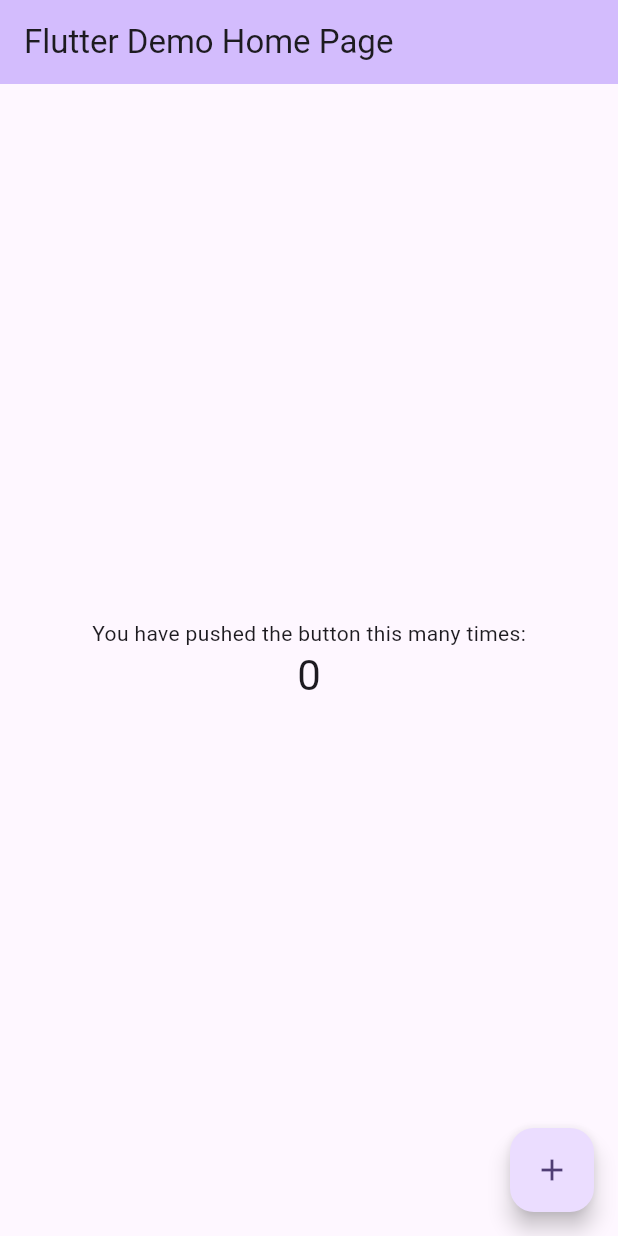
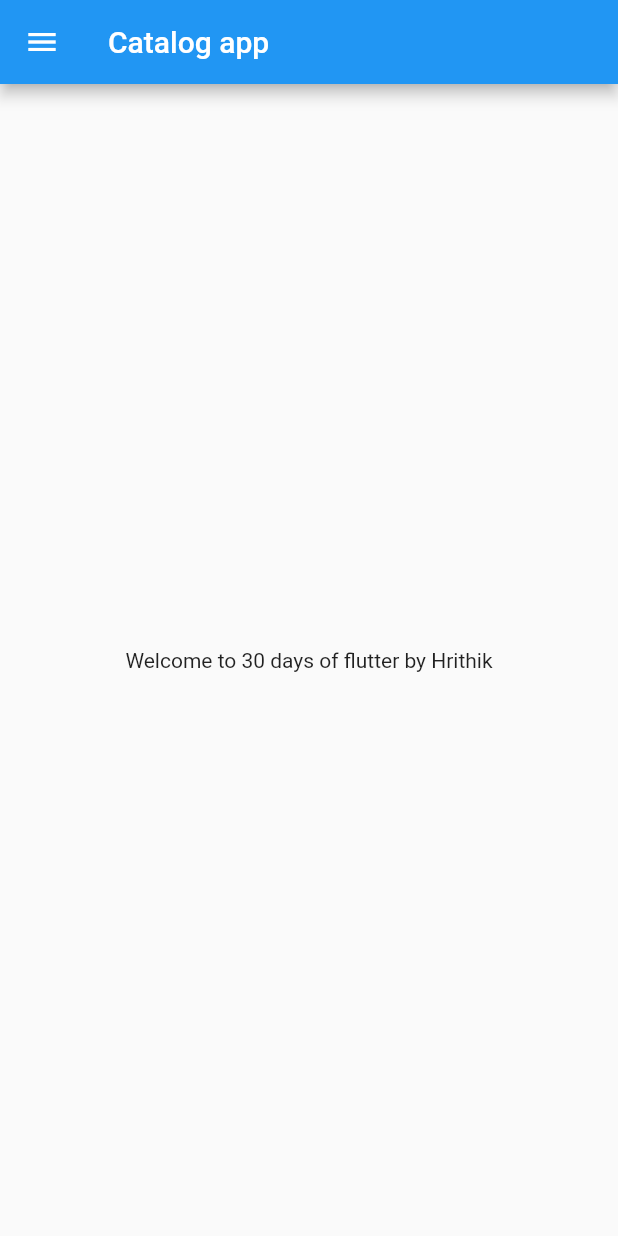
Before and after one commit to HrithikBanik/catalog_app, a Flutter app: the screen it shows after launch, on a phone screen of 412 x 824 dp. Run offline on Flutter 3.47's test engine with Material 2 defaults, Android fonts, the phone set to English and light mode, and no system bars.

Commit message:
Day 2 completed

```diff
--- /dev/null
+++ b/lib/home_page.dart
@@ -0,0 +1,20 @@
+import 'package:flutter/material.dart';
+
+class Home_page extends StatelessWidget {
+  @override
+  Widget build(BuildContext context) {
+    final int days = 30;
+    final String name = "Hrithik";
+    return Scaffold(
+      appBar:AppBar(
+        title: Text("Catalog app"),
+      ),
+      body: Center(
+        child: Container(
+          child: Text("Welcome to $days days of flutter by $name"),
+        ),
+      ),
+      drawer: Drawer(),
+    );
+  }
+}
--- a/lib/main.dart
+++ b/lib/main.dart
@@ -1,125 +1,17 @@
 import 'package:flutter/material.dart';
 
+import 'home_page.dart';
+
 void main() {
-  runApp(const MyApp());
+  runApp(MyApp());
 }
 
 class MyApp extends StatelessWidget {
-  const MyApp({super.key});
-
-  // This widget is the root of your application.
   @override
   Widget build(BuildContext context) {
+
     return MaterialApp(
-      title: 'Flutter Demo',
-      theme: ThemeData(
-        // This is the theme of your application.
-        //
-        // TRY THIS: Try running your application with "flutter run". You'll see
-        // the application has a blue toolbar. Then, without quitting the app,
-        // try changing the seedColor in the colorScheme below to Colors.green
-        // and then invoke "hot reload" (save your changes or press the "hot
-        // reload" button in a Flutter-supported IDE, or press "r" if you used
-        // the command line to start the app).
-        //
-        // Notice that the counter didn't reset back to zero; the application
-        // state is not lost during the reload. To reset the state, use hot
-        // restart instead.
-        //
-        // This works for code too, not just values: Most code changes can be
-        // tested with just a hot reload.
-        colorScheme: ColorScheme.fromSeed(seedColor: Colors.deepPurple),
-        useMaterial3: true,
-      ),
-      home: const MyHomePage(title: 'Flutter Demo Home Page'),
+      home:Home_page()
     );
   }
 }
-
-class MyHomePage extends StatefulWidget {
-  const MyHomePage({super.key, required this.title});
-
-  // This widget is the home page of your application. It is stateful, meaning
-  // that it has a State object (defined below) that contains fields that affect
-  // how it looks.
-
-  // This class is the configuration for the state. It holds the values (in this
-  // case the title) provided by the parent (in this case the App widget) and
-  // used by the build method of the State. Fields in a Widget subclass are
-  // always marked "final".
-
-  final String title;
-
-  @override
-  State<MyHomePage> createState() => _MyHomePageState();
-}
-
-class _MyHomePageState extends State<MyHomePage> {
-  int _counter = 0;
-
-  void _incrementCounter() {
-    setState(() {
-      // This call to setState tells the Flutter framework that something has
-      // changed in this State, which causes it to rerun the build method below
-      // so that the display can reflect the updated values. If we changed
-      // _counter without calling setState(), then the build method would not be
-      // called again, and so nothing would appear to happen.
-      _counter++;
-    });
-  }
-
-  @override
-  Widget build(BuildContext context) {
-    // This method is rerun every time setState is called, for instance as done
-    // by the _incrementCounter method above.
-    //
-    // The Flutter framework has been optimized to make rerunning build methods
-    // fast, so that you can just rebuild anything that needs updating rather
-    // than having to individually change instances of widgets.
-    return Scaffold(
-      appBar: AppBar(
-        // TRY THIS: Try changing the color here to a specific color (to
-        // Colors.amber, perhaps?) and trigger a hot reload to see the AppBar
-        // change color while the other colors stay the same.
-        backgroundColor: Theme.of(context).colorScheme.inversePrimary,
-        // Here we take the value from the MyHomePage object that was created by
-        // the App.build method, and use it to set our appbar title.
-        title: Text(widget.title),
-      ),
-      body: Center(
-        // Center is a layout widget. It takes a single child and positions it
-        // in the middle of the parent.
-        child: Column(
-          // Column is also a layout widget. It takes a list of children and
-          // arranges them vertically. By default, it sizes itself to fit its
-          // children horizontally, and tries to be as tall as its parent.
-          //
-          // Column has various properties to control how it sizes itself and
-          // how it positions its children. Here we use mainAxisAlignment to
-          // center the children vertically; the main axis here is the vertical
-          // axis because Columns are vertical (the cross axis would be
-          // horizontal).
-          //
-          // TRY THIS: Invoke "debug painting" (choose the "Toggle Debug Paint"
-          // action in the IDE, or press "p" in the console), to see the
-          // wireframe for each widget.
-          mainAxisAlignment: MainAxisAlignment.center,
-          children: <Widget>[
-            const Text(
-              'You have pushed the button this many times:',
-            ),
-            Text(
-              '$_counter',
-              style: Theme.of(context).textTheme.headlineMedium,
-            ),
-          ],
-        ),
-      ),
-      floatingActionButton: FloatingActionButton(
-        onPressed: _incrementCounter,
-        tooltip: 'Increment',
-        child: const Icon(Icons.add),
-      ), // This trailing comma makes auto-formatting nicer for build methods.
-    );
-  }
-}
```
Also changed, not shown: 1 other file.
